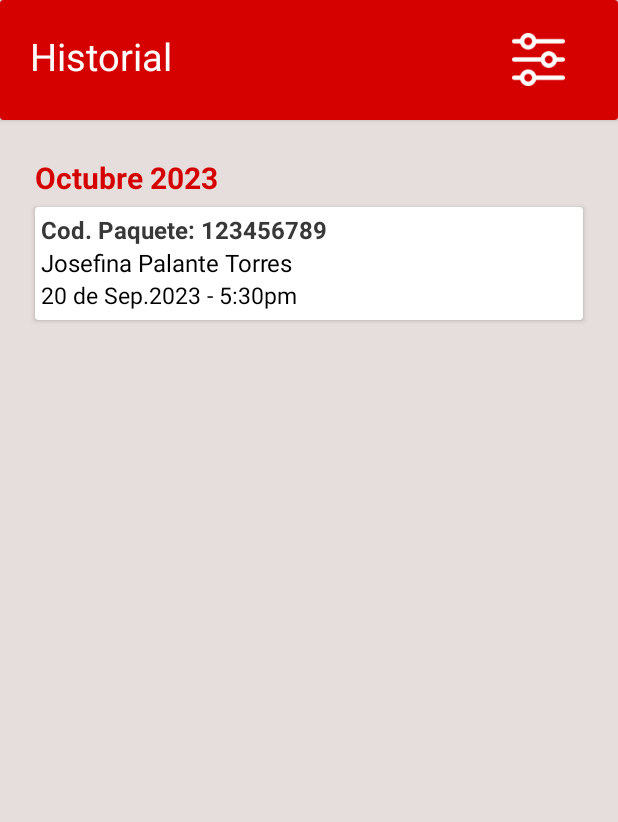
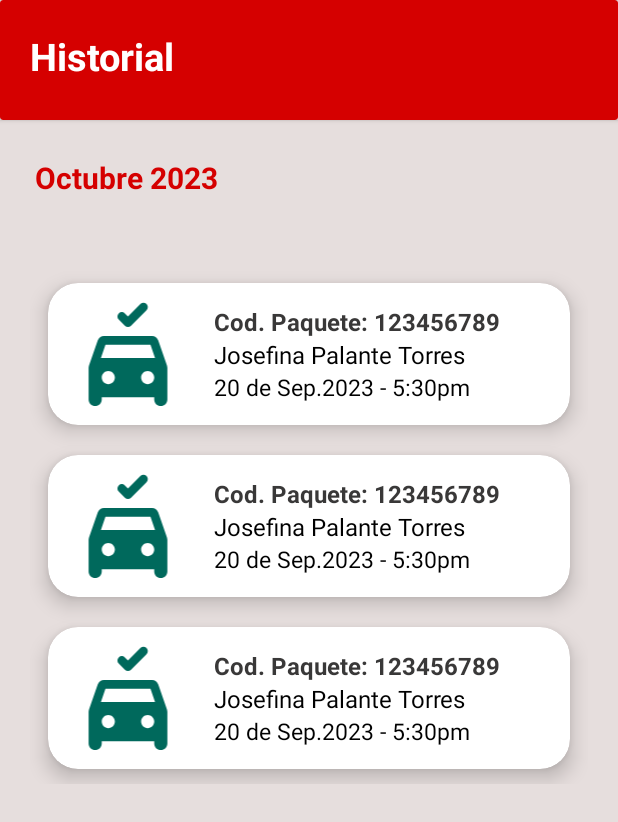
Before and after one commit to alonso-bonifacio/entregasegura-front-movil, an Android app: the layout fragment_historial.xml on its own in the app's theme, with its tools: preview values and no code run, on a phone screen of 412 x 824 dp. Shown: the top 822 px of the screen. Run offline under Robolectric (Android 15) with nearby library versions, the phone set to English and light mode, and no system bars.

Commit message:
Se adaptó la lista de detalle y se creo el recycler view del historial

```diff
--- a/app/src/main/AndroidManifest.xml
+++ b/app/src/main/AndroidManifest.xml
@@ -25,6 +25,8 @@
         </activity>
         <activity android:name=".MainActivity2"
             android:exported="true"></activity>
+        <activity android:name=".DatosEnvio"
+            android:exported="true"></activity>
 
     </application>
 
--- a/app/src/main/java/idat/gomez/entregasegura/HomeFragment.java
+++ b/app/src/main/java/idat/gomez/entregasegura/HomeFragment.java
@@ -156,6 +156,7 @@ public class HomeFragment extends Fragment {
         binding.listPendientes.setHasFixedSize(true);
         binding.listPendientes.setLayoutManager(new LinearLayoutManager(getContext()));
         binding.listPendientes.setAdapter(entregaAdapter);
+
     }
 
 
--- a/app/src/main/java/idat/gomez/entregasegura/MainActivity2.java
+++ b/app/src/main/java/idat/gomez/entregasegura/MainActivity2.java
@@ -18,7 +18,9 @@ public class MainActivity2 extends AppCompatActivity {
 
         super.onCreate(savedInstanceState);
         binding = ActivityMain2Binding.inflate(getLayoutInflater());
+
         setContentView(binding.getRoot());
+        binding.bottomNavigationView.setSelectedItemId(R.id.home);
         reemplazarFragment(new HomeFragment());
 
         binding.bottomNavigationView.setOnItemSelectedListener(item -> {
--- /dev/null
+++ b/app/src/main/res/drawable/round_no_crash_24.xml
@@ -0,0 +1,5 @@
+<vector android:height="24dp" android:tint="#000000"
+    android:viewportHeight="24" android:viewportWidth="24"
+    android:width="24dp" xmlns:android="http://schemas.android.com/apk/res/android">
+    <path android:fillColor="@android:color/white" android:pathData="M19.5,24c0.82,0 1.5,-0.67 1.5,-1.5v-7.16c0,-0.22 -0.04,-0.45 -0.11,-0.66l-1.97,-5.67C18.72,8.42 18.16,8 17.5,8h-11C5.84,8 5.29,8.42 5.08,9.01l-1.97,5.67C3.04,14.89 3,15.11 3,15.34v7.16C3,23.33 3.68,24 4.5,24S6,23.33 6,22.5V22h12v0.5C18,23.33 18.67,24 19.5,24zM6.85,10h10.29l1.04,3H5.81L6.85,10zM6,17.5C6,16.67 6.67,16 7.5,16S9,16.67 9,17.5S8.33,19 7.5,19S6,18.33 6,17.5zM15,17.5c0,-0.83 0.67,-1.5 1.5,-1.5s1.5,0.67 1.5,1.5S17.33,19 16.5,19S15,18.33 15,17.5zM16.24,0.71c0.39,0.39 0.39,1.02 0,1.41l-3.54,3.54c-0.39,0.39 -1.02,0.39 -1.41,0L9.88,4.24c-0.39,-0.39 -0.39,-1.02 0,-1.41l0,0c0.39,-0.39 1.02,-0.39 1.41,0L12,3.54l2.83,-2.83C15.22,0.32 15.85,0.32 16.24,0.71z"/>
+</vector>
--- a/app/src/main/res/layout/fragment_historial.xml
+++ b/app/src/main/res/layout/fragment_historial.xml
@@ -34,20 +34,14 @@
                     android:layout_margin="20dp"
                     android:layout_weight="1"
                     android:text="Historial"
+                    android:textStyle="bold"
                     android:textColor="@color/white"
                     android:textSize="25dp" />
-
-                <ImageView
-                    android:layout_width="35dp"
-                    android:layout_height="35dp"
-                    android:layout_marginTop="0dp"
-                    android:layout_marginRight="35dp"
-                    android:src="@drawable/filtro" />
             </LinearLayout>
         </androidx.cardview.widget.CardView>
 
         <TextView
-            android:id="@+id/EntregasP"
+            android:id="@+id/txtEntregasMes"
             android:layout_width="204dp"
             android:layout_height="33dp"
             android:text="Octubre 2023"
@@ -61,58 +55,24 @@
             app:layout_constraintTop_toBottomOf="@+id/cardView7"
             app:layout_constraintVertical_bias="0.035" />
 
-        <androidx.cardview.widget.CardView
-            android:id="@+id/cardView8"
-            android:layout_width="0dp"
-            android:layout_height="75dp"
-            android:layout_marginStart="23dp"
-            android:layout_marginEnd="23dp"
+        <androidx.recyclerview.widget.RecyclerView
+            android:id="@+id/listEntregados"
+            android:layout_width="match_parent"
+            android:layout_height="wrap_content"
+            android:layout_margin="20dp"
+            android:layout_marginTop="10dp"
+            android:dividerHeight="10.0sp"
+            android:scrollbars="vertical"
             app:cardBackgroundColor="@color/white"
             app:layout_constraintBottom_toBottomOf="parent"
             app:layout_constraintEnd_toEndOf="parent"
-            app:layout_constraintHorizontal_bias="1.0"
+            app:layout_constraintHorizontal_bias="0.4"
             app:layout_constraintStart_toStartOf="parent"
-            app:layout_constraintTop_toBottomOf="@+id/EntregasP"
-            app:layout_constraintVertical_bias="0.0">
-
-            <LinearLayout
-                android:layout_width="367dp"
-                android:layout_height="64dp"
-                android:layout_margin="4dp"
-                android:orientation="vertical">
-
-                <TextView
-                    android:id="@+id/txtCodP"
-                    android:layout_width="wrap_content"
-                    android:layout_height="wrap_content"
-                    android:text="Cod. Paquete: 123456789"
-                    android:textSize="16dp"
-                    android:textColor="#393838"
-                    android:textStyle="bold" />
-
-                <TextView
-                    android:id="@+id/NombreC"
-                    android:layout_width="wrap_content"
-                    android:layout_height="wrap_content"
-                    android:layout_below="@id/txtCodP"
-                    android:textColor="@color/black"
-                    android:text="Josefina Palante Torres"
-                    android:textSize="16dp"
-
-                    />
-
-                <TextView
-                    android:id="@+id/fechaEnt"
-                    android:layout_width="wrap_content"
-                    android:layout_height="match_parent"
-                    android:layout_below="@id/NombreC"
-                    android:textColor="@color/black"
-                    android:text="20 de Sep.2023 - 5:30pm"
-                    android:textSize="15sp" />
+            app:layout_constraintTop_toBottomOf="@+id/txtEntregasMes"
+            app:layout_constraintVertical_bias="0.068"
+            tools:listitem="@layout/list_historial" />
 
 
-            </LinearLayout>
-        </androidx.cardview.widget.CardView>
     </androidx.constraintlayout.widget.ConstraintLayout>
 
 </FrameLayout>
--- a/app/src/main/res/layout/fragment_home.xml
+++ b/app/src/main/res/layout/fragment_home.xml
@@ -46,7 +46,7 @@
                 android:src="@drawable/paquete" />
 
             <TextView
-                android:id="@+id/EntregasP"
+                android:id="@+id/txtEntregasMes"
                 android:layout_width="204dp"
                 android:layout_height="33dp"
                 android:layout_marginLeft="13dp"
--- /dev/null
+++ b/app/src/main/res/layout/list_historial.xml
@@ -0,0 +1,77 @@
+<?xml version="1.0" encoding="utf-8"?>
+<androidx.cardview.widget.CardView
+    xmlns:android="http://schemas.android.com/apk/res/android"
+    xmlns:app="http://schemas.android.com/apk/res-auto"
+    android:layout_marginStart="12dp"
+    android:layout_marginEnd="12dp"
+    android:layout_marginVertical="10dp"
+    android:layout_marginHorizontal="10dp"
+    app:cardCornerRadius="20dp"
+    app:cardElevation="8dp"
+    android:layout_width="match_parent"
+    app:cardBackgroundColor="@color/white"
+    android:layout_height="wrap_content">
+
+    <LinearLayout
+        android:layout_width="match_parent"
+        android:layout_height="wrap_content"
+        android:padding="5dp"
+        android:gravity="center_vertical"
+        android:orientation="horizontal">
+
+    <ImageView
+        android:layout_width="80dp"
+        android:layout_height="70dp"
+        android:layout_marginStart="8dp"
+        android:layout_marginEnd="8dp"
+        android:src="@drawable/round_no_crash_24"
+        android:backgroundTint="#DDDDDD"
+        app:tint="#00695C"
+        android:id="@+id/btnDetalle"
+        android:contentDescription="Ver detalle">
+
+    </ImageView>
+
+    <LinearLayout
+        android:layout_width="match_parent"
+        android:layout_height="wrap_content"
+        android:layout_margin="4dp"
+        android:padding="5dp"
+        android:layout_weight="1"
+        android:gravity="center_vertical"
+        android:orientation="vertical">
+
+        <TextView
+            android:id="@+id/txtCodP"
+            android:layout_width="wrap_content"
+            android:layout_height="wrap_content"
+            android:text="Cod. Paquete: 123456789"
+            android:textSize="16dp"
+            android:textColor="#393838"
+            android:textStyle="bold" />
+
+        <TextView
+            android:id="@+id/NombreC"
+            android:layout_width="wrap_content"
+            android:layout_height="wrap_content"
+            android:layout_below="@id/txtCodP"
+            android:textColor="@color/black"
+            android:text="Josefina Palante Torres"
+            android:textSize="16dp"
+
+            />
+
+        <TextView
+            android:id="@+id/fechaEnt"
+            android:layout_width="wrap_content"
+            android:layout_height="match_parent"
+            android:layout_below="@id/NombreC"
+            android:textColor="@color/black"
+            android:text="20 de Sep.2023 - 5:30pm"
+            android:textSize="15sp" />
+
+
+    </LinearLayout>
+    </LinearLayout>
+
+</androidx.cardview.widget.CardView>
--- a/app/src/main/res/layout/list_item.xml
+++ b/app/src/main/res/layout/list_item.xml
@@ -65,6 +65,7 @@
             app:srcCompat="@android:drawable/ic_menu_send"
             android:backgroundTint="#DDDDDD"
             app:tint="#00695C"
+            android:id="@+id/btnDetalle"
             android:contentDescription="Ver detalle">
 
         </ImageButton>
```
Also changed, not shown: app/src/main/java/idat/gomez/entregasegura/DatosEnvio.java (+32 -1 lines), app/src/main/java/idat/gomez/entregasegura/EntregaAdapter.java (+19 -0 lines), app/src/main/res/layout/activity_datos_envio.xml (+37 -18 lines).
